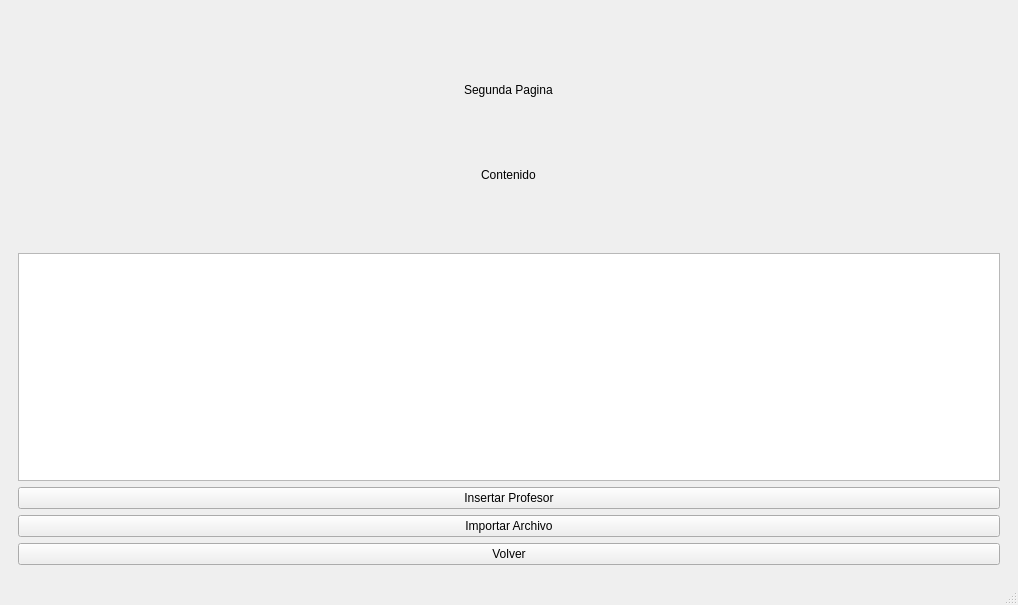
gustalbert11/Time-Tabling, file mainwindow.ui: the form before one commit.
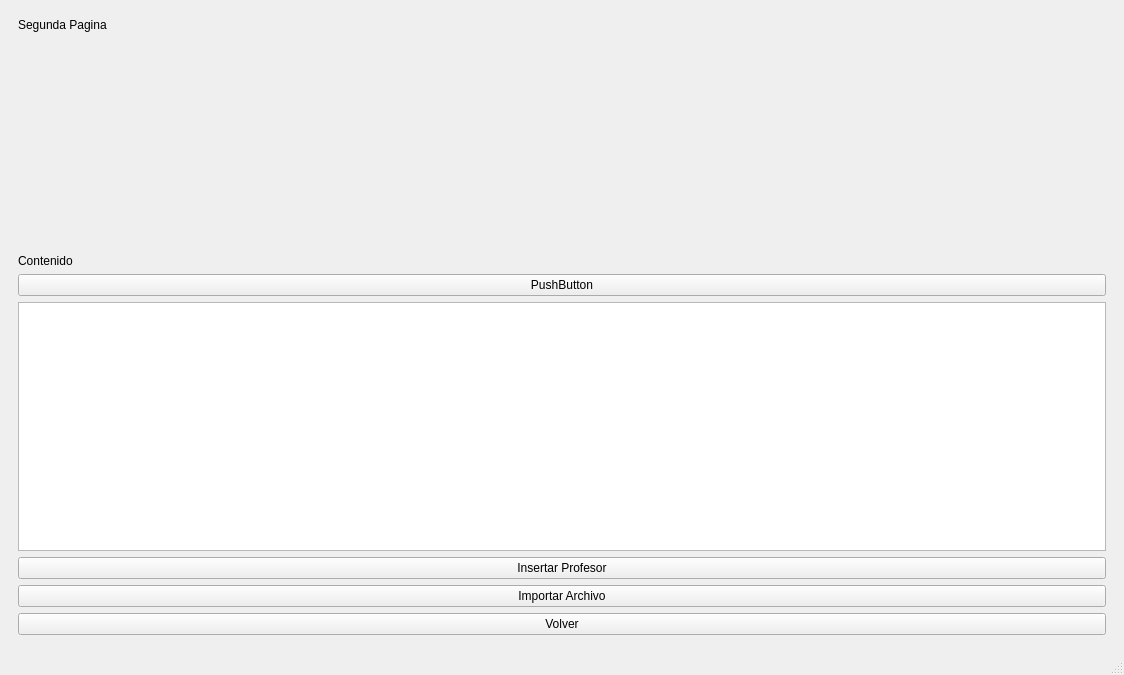
The form after the commit.

Diff of the .ui file:
```diff
--- a/mainwindow.ui
+++ b/mainwindow.ui
@@ -6,8 +6,8 @@
    <rect>
     <x>0</x>
     <y>0</y>
-    <width>1018</width>
-    <height>605</height>
+    <width>1124</width>
+    <height>675</height>
    </rect>
   </property>
   <property name="windowTitle">
@@ -85,19 +85,6 @@
         <item>
          <layout class="QVBoxLayout" name="verticalLayout_3">
           <item>
-           <spacer name="verticalSpacer">
-            <property name="orientation">
-             <enum>Qt::Orientation::Vertical</enum>
-            </property>
-            <property name="sizeHint" stdset="0">
-             <size>
-              <width>20</width>
-              <height>40</height>
-             </size>
-            </property>
-           </spacer>
-          </item>
-          <item alignment="Qt::AlignmentFlag::AlignHCenter">
            <widget class="QLabel" name="label">
             <property name="text">
              <string>Segunda Pagina</string>
@@ -106,9 +93,6 @@
           </item>
           <item>
            <spacer name="verticalSpacer_2">
-            <property name="orientation">
-             <enum>Qt::Orientation::Vertical</enum>
-            </property>
             <property name="sizeHint" stdset="0">
              <size>
               <width>20</width>
@@ -117,28 +101,22 @@
             </property>
            </spacer>
           </item>
-          <item alignment="Qt::AlignmentFlag::AlignHCenter">
+          <item>
            <widget class="QLabel" name="label_2">
             <property name="text">
              <string>Contenido</string>
             </property>
            </widget>
           </item>
-          <item>
-           <spacer name="verticalSpacer_3">
-            <property name="orientation">
-             <enum>Qt::Orientation::Vertical</enum>
-            </property>
-            <property name="sizeHint" stdset="0">
-             <size>
-              <width>20</width>
-              <height>40</height>
-             </size>
-            </property>
-           </spacer>
-          </item>
          </layout>
         </item>
+        <item>
+         <widget class="QPushButton" name="ShowInfo">
+          <property name="text">
+           <string>PushButton</string>
+          </property>
+         </widget>
+        </item>
         <item>
          <widget class="QTableWidget" name="tableInfo"/>
         </item>
```
Left out of the diff: 15 changed lines with no effect on the pictures.
